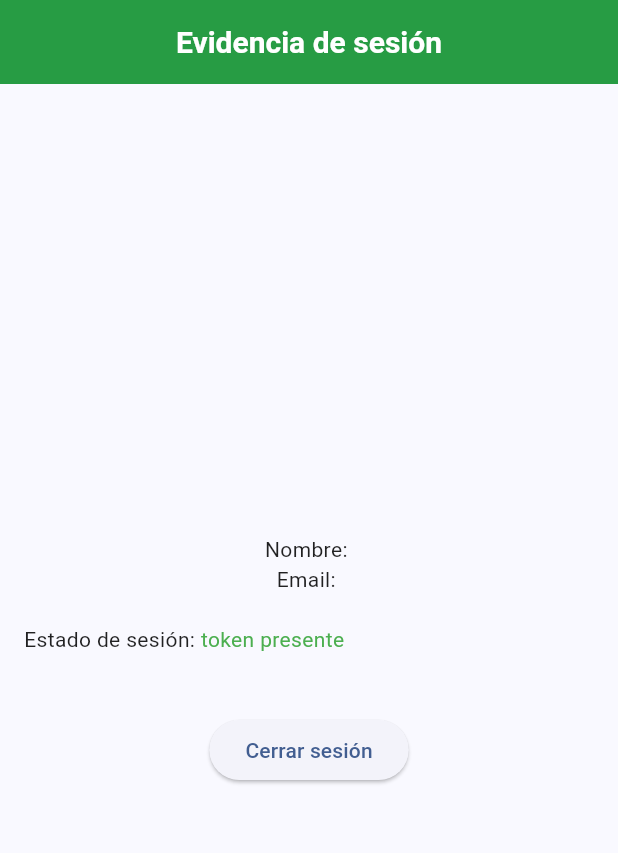
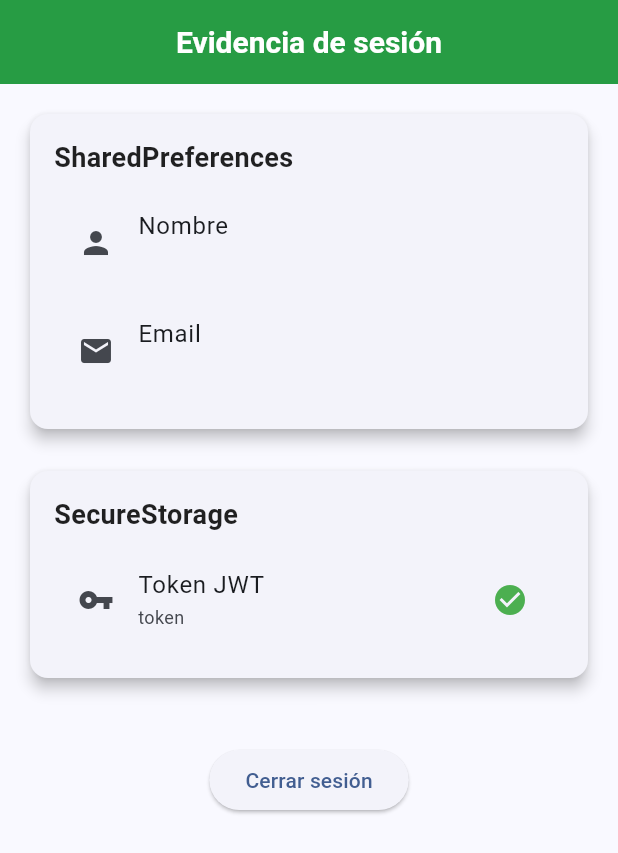
Before and after one commit to PedroQT/talleresmoviles, a Flutter app: the EvidenceView screen opened by its route, on a phone screen of 412 x 824 dp. Shown: the top 853 px of the screen. Run offline on Flutter 3.47's test engine with Material 3 defaults, Android fonts, the phone set to English and light mode, and no system bars; our stand-ins replace flutter_dotenv, flutter_secure_storage, go_router, shared_preferences; accounts and stored records are empty.

Commit message:
style: mejora de diseño

```diff
--- a/lib/views/evidence/evidence_view.dart
+++ b/lib/views/evidence/evidence_view.dart
@@ -14,6 +14,7 @@ class EvidenceView extends StatefulWidget {
 class _EvidenceViewState extends State<EvidenceView> {
   String? name;
   String? email;
+  String? token;
   bool hasToken = false;
   final AuthService _authService = AuthService();
 
@@ -25,11 +26,12 @@ class _EvidenceViewState extends State<EvidenceView> {
 
   Future<void> _loadData() async {
     final userData = await _authService.getUserData();
-    final tokenPresent = await _authService.hasToken();
+    final tokenValue = await const FlutterSecureStorage().read(key: 'access_token');
     setState(() {
       name = userData['name'];
       email = userData['email'];
-      hasToken = tokenPresent;
+      token = tokenValue;
+      hasToken = tokenValue != null && tokenValue.isNotEmpty;
     });
   }
 
@@ -52,19 +54,56 @@ class _EvidenceViewState extends State<EvidenceView> {
       appBar: AppBar(title: const Text('Evidencia de sesión')),
       body: Padding(
         padding: const EdgeInsets.all(16.0),
+        child: SingleChildScrollView(
           child: Column(
             mainAxisAlignment: MainAxisAlignment.center,
             children: [
-            Text('Nombre: ${name ?? "No disponible"}'),
-            Text('Email: ${email ?? "No disponible"}'),
+              Card(
+                elevation: 4,
+                shape: RoundedRectangleBorder(borderRadius: BorderRadius.circular(12)),
+                child: Padding(
+                  padding: const EdgeInsets.all(16.0),
+                  child: Column(
+                    crossAxisAlignment: CrossAxisAlignment.start,
+                    children: [
+                      const Text('SharedPreferences', style: TextStyle(fontWeight: FontWeight.bold, fontSize: 18)),
+                      const SizedBox(height: 8),
+                      ListTile(
+                        leading: const Icon(Icons.person),
+                        title: Text('Nombre'),
+                        subtitle: Text(name ?? 'No disponible'),
+                      ),
+                      ListTile(
+                        leading: const Icon(Icons.email),
+                        title: Text('Email'),
+                        subtitle: Text(email ?? 'No disponible'),
+                      ),
+                    ],
+                  ),
+                ),
+              ),
               const SizedBox(height: 20),
-            Row(
+              Card(
+                elevation: 4,
+                shape: RoundedRectangleBorder(borderRadius: BorderRadius.circular(12)),
+                child: Padding(
+                  padding: const EdgeInsets.all(16.0),
+                  child: Column(
+                    crossAxisAlignment: CrossAxisAlignment.start,
                     children: [
-                const Text('Estado de sesión: '),
-                hasToken
-                    ? const Text('token presente', style: TextStyle(color: Colors.green))
-                    : const Text('sin token', style: TextStyle(color: Colors.red)),
+                      const Text('SecureStorage', style: TextStyle(fontWeight: FontWeight.bold, fontSize: 18)),
+                      const SizedBox(height: 8),
+                      ListTile(
+                        leading: const Icon(Icons.vpn_key),
+                        title: Text('Token JWT'),
+                        subtitle: Text(token ?? 'No disponible', style: const TextStyle(fontSize: 12)),
+                        trailing: hasToken
+                            ? const Icon(Icons.check_circle, color: Colors.green)
+                            : const Icon(Icons.cancel, color: Colors.red),
+                      ),
                     ],
+                  ),
+                ),
               ),
               const SizedBox(height: 40),
               ElevatedButton(
@@ -74,6 +113,7 @@ class _EvidenceViewState extends State<EvidenceView> {
             ],
           ),
         ),
+      ),
     );
   }
 }
```
Also changed, not shown: 1 other file. Lines whose indentation alone changed are shown as unchanged.
